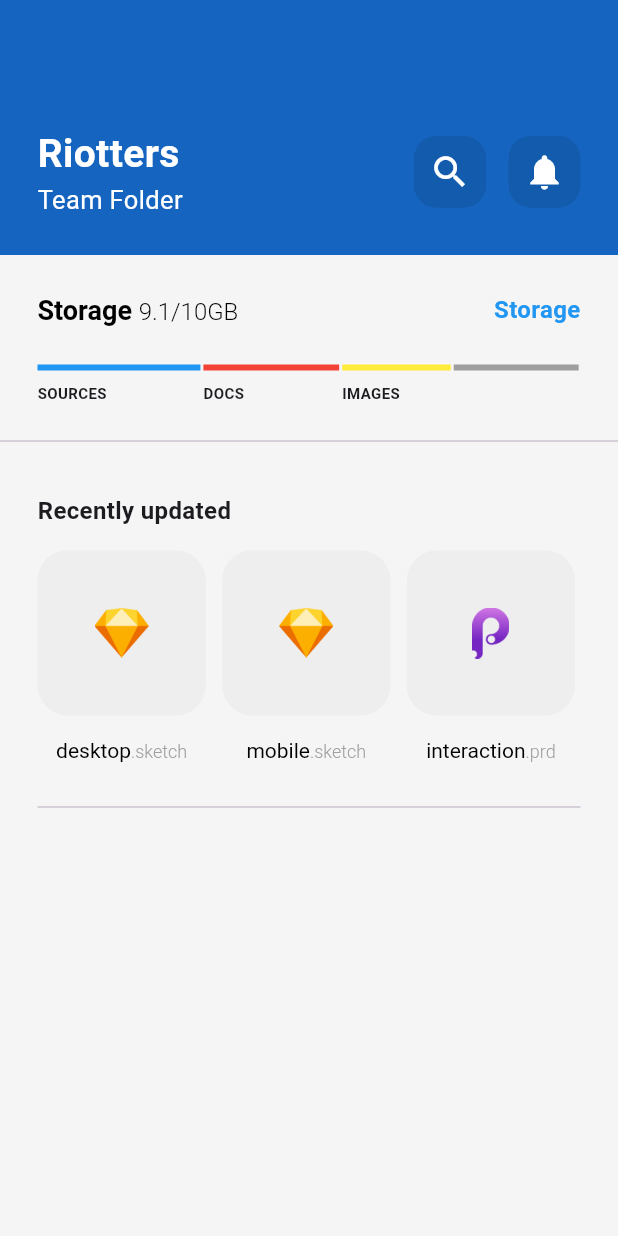
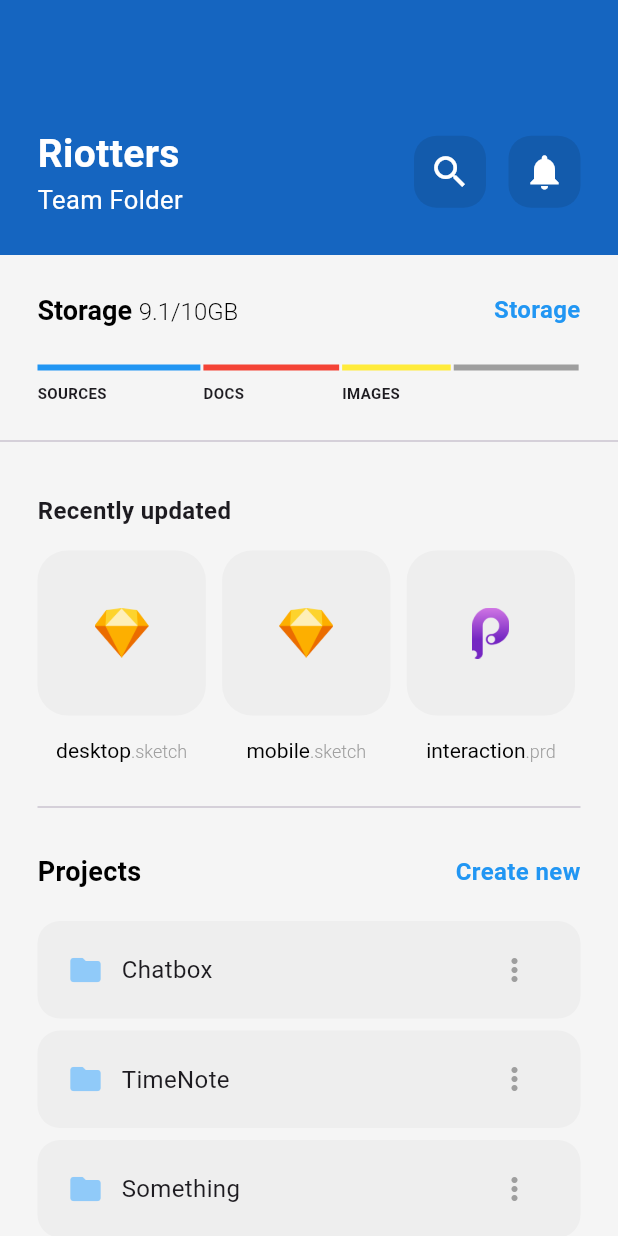
Before and after one commit to AlbenBustamante/cloud_files_app_ui, a Flutter app: the screen it shows after launch, on a phone screen of 412 x 824 dp. Run offline on Flutter 3.47's test engine with Material 3 defaults, Android fonts, the light colour scheme and no system bars.

Commit message:
feat: design folders section

```diff
--- a/lib/pages/team_folder_page.dart
+++ b/lib/pages/team_folder_page.dart
@@ -114,9 +114,52 @@ class _TeamFolderPageState extends State<TeamFolderPage> {
               SizedBox(width: _availableScreenWidth * .03),
               _buildFileColumn('prd', 'interaction', '.prd'),
             ]),
-            const Divider(height: 60.0)
+            const Divider(height: 60.0),
+            const Row(
+                mainAxisAlignment: MainAxisAlignment.spaceBetween,
+                children: [
+                  Text('Projects',
+                      style: TextStyle(
+                          fontSize: 18.0,
+                          color: Colors.black,
+                          fontWeight: FontWeight.bold)),
+                  Text('Create new',
+                      style: TextStyle(
+                          fontSize: 16.0,
+                          color: Colors.blue,
+                          fontWeight: FontWeight.bold))
+                ]),
+            const SizedBox(height: 20.0),
+            _buildProjectFolderRow('Chatbox'),
+            _buildProjectFolderRow('TimeNote'),
+            _buildProjectFolderRow('Something'),
+            _buildProjectFolderRow('Other')
           ]))
         ]));
+  }
+
+  Container _buildProjectFolderRow(String folderName) {
+    return Container(
+        margin: const EdgeInsets.only(bottom: 8.0),
+        padding: const EdgeInsets.symmetric(horizontal: 20.0),
+        height: 65.0,
+        decoration: BoxDecoration(
+            color: Colors.grey.shade200,
+            borderRadius: BorderRadius.circular(15.0)),
+        child: Row(
+          mainAxisAlignment: MainAxisAlignment.spaceBetween,
+          children: [
+            Row(children: [
+              Icon(Icons.folder, color: Colors.blue[200]),
+              const SizedBox(width: 12.0),
+              Text(folderName, style: const TextStyle(fontSize: 16.0))
+            ]),
+            IconButton(
+              icon: const Icon(Icons.more_vert_rounded, color: Colors.grey),
+              onPressed: () {},
+            )
+          ],
+        ));
   }
 
   Column _buildFileColumn(String image, String filename, String ext) {
```
